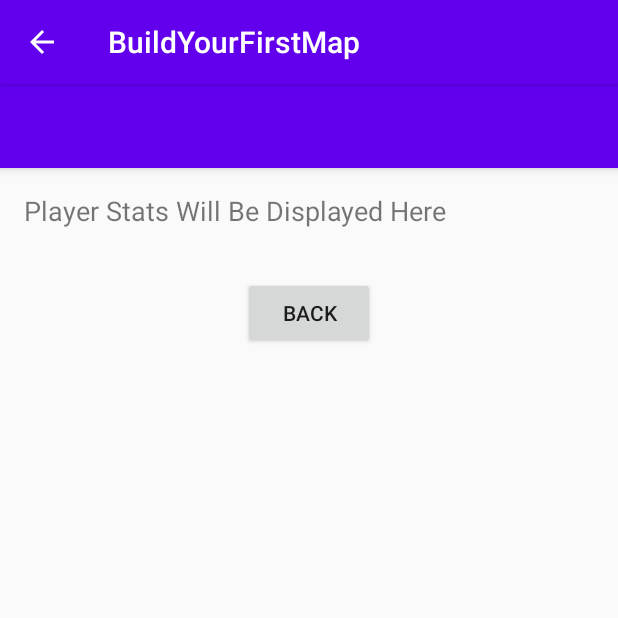
After one commit to Bronid/AZ-Project, an Android app: the StatsActivity screen opened directly, with no data from a screen before it, on a phone screen of 412 x 824 dp, the top half of it. The commit adds this screen. Run offline under Robolectric (Android 15) with nearby library versions, the phone set to English and light mode, and no system bars.

Commit message:
Zone classification, Inventory + Stats activity added

```diff
--- a/app/src/main/java/com/google/codelabs/buildyourfirstmap/CreateCharacterActivity.kt
+++ b/app/src/main/java/com/google/codelabs/buildyourfirstmap/CreateCharacterActivity.kt
@@ -103,9 +103,6 @@
         }
 
         override fun onPostExecute(result: PlayerCharacter) {
-            // Perform any further operations with the character if needed
-            // ...
-
             finish()
         }
     }
--- a/app/src/main/java/com/google/codelabs/buildyourfirstmap/classes/Character.kt
+++ b/app/src/main/java/com/google/codelabs/buildyourfirstmap/classes/Character.kt
@@ -43,8 +43,8 @@
 ) : Serializable {
     private var health = getMaxHealth()
     private var isKnocked = false
-    private var level = LevelManager.calculateLevel(currentExperience)
-    private var damage: Stack<Dice> = Stack()
+    var level = LevelManager.calculateLevel(currentExperience)
+    var damage: Stack<Dice> = Stack()
 
     init {
         health = getMaxHealth()
--- a/app/src/main/java/com/google/codelabs/buildyourfirstmap/classes/GameItems.kt
+++ b/app/src/main/java/com/google/codelabs/buildyourfirstmap/classes/GameItems.kt
@@ -1,5 +1,8 @@
 package com.google.codelabs.buildyourfirstmap.classes
-open class GameItem(val name: String, val description: String, val dangerLevel: EventLevel)
+
+import java.io.Serializable
+
+open class GameItem(val name: String, val description: String, val dangerLevel: EventLevel) : Serializable
 
 class GameItemHeal(name: String, description: String, dangerLevel: EventLevel, val diceList: List<Dice>) : GameItem(name, description, dangerLevel) {
 
--- a/app/src/main/java/com/google/codelabs/buildyourfirstmap/database/MongoDBManager.kt
+++ b/app/src/main/java/com/google/codelabs/buildyourfirstmap/database/MongoDBManager.kt
@@ -15,7 +15,7 @@
 
 class MongoDBManager {
     private val DATABASE_NAME = "ArthunterDB"
-    private val CONNECTION_STRING = "mongodb://192.168.1.2:27017"
+    private val CONNECTION_STRING = "mongodb://192.168.6.63:27017"
 
     private val mongoClient: MongoClient
     private val database: MongoDatabase
--- /dev/null
+++ b/app/src/main/res/layout/activity_stats.xml
@@ -0,0 +1,48 @@
+<?xml version="1.0" encoding="utf-8"?>
+<RelativeLayout xmlns:android="http://schemas.android.com/apk/res/android"
+    android:layout_width="match_parent"
+    android:layout_height="match_parent">
+
+    <androidx.appcompat.widget.Toolbar
+        android:id="@+id/statsToolbar"
+        android:layout_width="match_parent"
+        android:layout_height="?attr/actionBarSize"
+        android:background="?attr/colorPrimary"
+        android:elevation="4dp"
+        android:theme="@style/ThemeOverlay.AppCompat.ActionBar"
+        android:popupTheme="@style/ThemeOverlay.AppCompat.Light" />
+
+    <ScrollView
+        android:layout_width="match_parent"
+        android:layout_height="match_parent"
+        android:layout_below="@id/statsToolbar">
+
+        <LinearLayout
+            android:layout_width="match_parent"
+            android:layout_height="wrap_content"
+            android:orientation="vertical">
+
+            <!-- TextView to display player stats -->
+            <TextView
+                android:id="@+id/statsTextView"
+                android:layout_width="wrap_content"
+                android:layout_height="wrap_content"
+                android:text="Player Stats Will Be Displayed Here"
+                android:textSize="18sp"
+                android:padding="16dp"/>
+
+            <!-- Button for going back -->
+            <Button
+                android:id="@+id/backButton"
+                android:layout_width="wrap_content"
+                android:layout_height="wrap_content"
+                android:text="Back"
+                android:layout_gravity="center_horizontal"
+                android:layout_marginTop="16dp"/>
+
+            <!-- Add other UI elements as needed -->
+
+        </LinearLayout>
+    </ScrollView>
+
+</RelativeLayout>
```
Also changed, not shown: app/src/main/AndroidManifest.xml (+10 -4 lines), app/src/main/java/com/google/codelabs/buildyourfirstmap/InventoryActivity.kt (added, +30 -0 lines), app/src/main/java/com/google/codelabs/buildyourfirstmap/InventoryAdapter.kt (added, +24 -0 lines), app/src/main/java/com/google/codelabs/buildyourfirstmap/MapActivity.kt (+55 -12 lines), app/src/main/java/com/google/codelabs/buildyourfirstmap/StatsActivity.kt (added, +67 -0 lines), app/src/main/java/com/google/codelabs/buildyourfirstmap/classes/EventManager.kt (+16 -7 lines), app/src/main/java/com/google/codelabs/buildyourfirstmap/classes/ItemRepository.kt (+9 -1 lines), app/src/main/res/layout/activity_inventory.xml (added, +21 -0 lines), app/src/main/res/layout/item_inventory.xml (added, +17 -0 lines).
